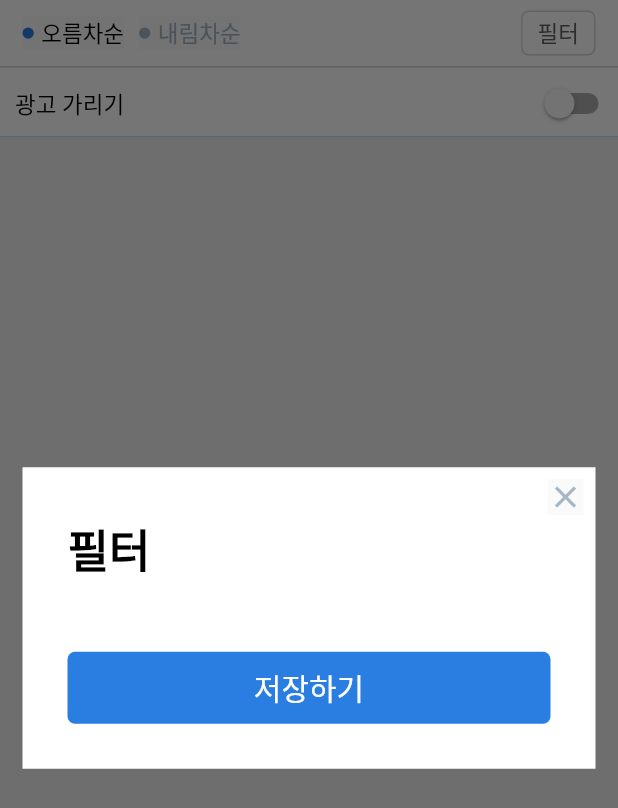
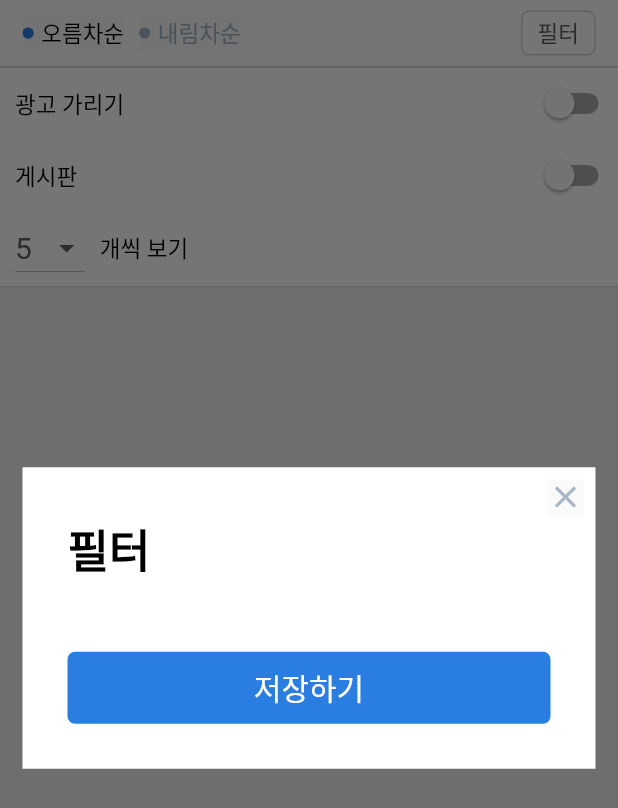
Before and after one commit to joo6077/bloc_api_call, a Flutter app: the screen it shows after launch, after a tap on "필터", on a phone screen of 412 x 824 dp. Shown: the top 808 px of the screen. Run offline on Flutter 3.47's test engine with Material 2 defaults, Android fonts, the light colour scheme and no system bars; our stand-ins replace bloc, dio, equatable, flutter_bloc, retrofit; generated files the repository leaves out were written again; network calls fail.

Commit message:
category name &  filter

```diff
--- a/lib/application/const/variables.dart
+++ b/lib/application/const/variables.dart
@@ -5,5 +5,7 @@ const String TEXT_SAVE = '저장하기';
 const String TEXT_ANSWER = '답변';
 const String TEXT_SPONSOR = 'sponsor';
 const String TEXT_ADS = '광고 가리기';
+const String TEXT_POST = '게시판';
+const String TEXT_LIMIT = '개씩 보기';
 
 const String IMAGE_PATH = 'https://cdn.comento.kr/assignment/';
--- a/lib/main.dart
+++ b/lib/main.dart
@@ -4,6 +4,7 @@ import 'package:comento_task/domain/api/client.dart';
 import 'package:comento_task/domain/dataSources/comento_remote_data_source.dart';
 import 'package:comento_task/domain/repositories/comento_repository.dart';
 import 'package:comento_task/presentation/detail/bloc/detail_bloc.dart';
+import 'package:comento_task/presentation/list/bloc/category/category_bloc.dart';
 import 'package:comento_task/presentation/list/bloc/list/list_bloc.dart';
 import 'package:dio/dio.dart';
 import 'package:flutter/material.dart';
@@ -22,6 +23,9 @@ void main() {
               create: (context) => ListBloc(context.read<ListRepository>())),
           BlocProvider(
               create: (context) => DetailBloc(context.read<ListRepository>())),
+          BlocProvider(
+              create: (context) =>
+                  CategoryBloc(context.read<ListRepository>())),
         ],
         child: MaterialApp(
           theme: ThemeData.light().copyWith(
--- a/lib/presentation/list/bloc/list/list_bloc.dart
+++ b/lib/presentation/list/bloc/list/list_bloc.dart
@@ -1,5 +1,3 @@
-import 'dart:developer';
-
 import 'package:bloc/bloc.dart';
 import 'package:equatable/equatable.dart';
 
@@ -20,14 +18,14 @@ class ListBloc extends Bloc<ListEvent, ListState> {
   final ListRepository _listRepository;
 
   ListPagination _listPagination = ListPagination(
-      categoryIds: [1, 2, 3], page: 1, limit: 10, ord: OrderEnum.asc.value);
+      categoryIds: [1, 2, 3], page: 1, limit: 5, ord: OrderEnum.asc.value);
   Pagination _adsPagination = Pagination(page: 1, limit: 3);
 
   NumberHistory _numberHistory = NumberHistory(
       cardEnum: CardEnum.list, lastListNumber: 0, lastAdsNumber: 0);
 
   void _reset() {
-    _listPagination = _listPagination.copyWith(page: 1, limit: 10);
+    _listPagination = _listPagination.copyWith(page: 1);
     _numberHistory = NumberHistory(
         cardEnum: CardEnum.list, lastListNumber: 0, lastAdsNumber: 0);
   }
@@ -35,8 +33,6 @@ class ListBloc extends Bloc<ListEvent, ListState> {
   Future<FetchResult> _fetch({required int page, required int length}) async {
     final listResult = await _listRepository.getList(_listPagination);
     final linkResult = listResult.data.links;
-
-    inspect(linkResult);
 
     final numbersInfo =
         _generateListNthAds(listResult.data.data.length, length: length);
--- a/lib/presentation/list/list_page.dart
+++ b/lib/presentation/list/list_page.dart
@@ -1,8 +1,10 @@
 import 'package:comento_task/application/const/variables.dart';
 import 'package:comento_task/application/enums/order_enum.dart';
 import 'package:comento_task/application/styles/j_theme.dart';
+import 'package:comento_task/domain/models/category_item_model.dart';
 import 'package:comento_task/presentation/detail/bloc/detail_bloc.dart';
 import 'package:comento_task/presentation/detail/detail_page.dart';
+import 'package:comento_task/presentation/list/bloc/category/category_bloc.dart';
 import 'package:comento_task/presentation/list/bloc/list/list_bloc.dart';
 import 'package:comento_task/presentation/list/widgets/advertisement_card.dart';
 import 'package:comento_task/presentation/list/widgets/category_card.dart';
@@ -23,16 +25,17 @@ class _ListPageState extends State<ListPage> {
   int limit = 5;
   String ord = OrderEnum.asc.value;
   bool isAds = false;
-  bool isPagination = true;
+  bool isPost = false;
+  late final listBloc = context.read<ListBloc>();
 
   @override
   void initState() {
-    final listBloc = context.read<ListBloc>();
     listBloc.add(GetListEvent(
         categoryIds: const [1, 2, 3], page: 1, limit: limit, ord: ord));
+    context.read<CategoryBloc>().add(GetCategoryEvent());
 
     scrollController.addListener(() {
-      if (!isPagination) {
+      if (!isPost) {
         if (!(listBloc.state as LoadedListState).hasReachedMax) {
           if (scrollController.position.maxScrollExtent ==
               scrollController.offset) {
@@ -49,6 +52,18 @@ class _ListPageState extends State<ListPage> {
   void dispose() {
     scrollController.dispose();
     super.dispose();
+  }
+
+  String _categoryIdToName(int id) {
+    final categoryState = context.watch<CategoryBloc>().state;
+    if (categoryState is LoadedCategoryState) {
+      for (var element in categoryState.categories) {
+        if (id == element.id) {
+          return element.name;
+        }
+      }
+    }
+    return id.toString();
   }
 
   @override
@@ -68,7 +83,7 @@ class _ListPageState extends State<ListPage> {
               slivers: [
                 SliverAppBar(
                   floating: true,
-                  toolbarHeight: 91,
+                  toolbarHeight: 191,
                   flexibleSpace: FlexibleSpaceBar(
                       background: Container(
                     color: customColors.surface,
@@ -92,6 +107,60 @@ class _ListPageState extends State<ListPage> {
                                     isAds = value;
                                   });
                                 }),
+                          ],
+                        ),
+                        Row(
+                          mainAxisAlignment: MainAxisAlignment.spaceBetween,
+                          children: [
+                            Padding(
+                              padding: const EdgeInsets.only(left: 10),
+                              child: Text(
+                                TEXT_POST,
+                                style: textTheme.bodyLarge,
+                              ),
+                            ),
+                            Switch(
+                                value: isPost,
+                                onChanged: (value) {
+                                  listBloc.add(GetListEvent(
+                                      categoryIds: const [1, 2, 3],
+                                      page: 1,
+                                      limit: limit,
+                                      ord: ord));
+                                  setState(() {
+                                    isPost = value;
+                                  });
+                                }),
+                          ],
+                        ),
+                        Row(
+                          children: [
+                            const SizedBox(width: 10),
+                            DropdownButton<int>(
+                                value: limit,
+                                items: const [
+                                  DropdownMenuItem<int>(
+                                      value: 5, child: Text('5')),
+                                  DropdownMenuItem<int>(
+                                      value: 10, child: Text('10')),
+                                  DropdownMenuItem<int>(
+                                      value: 15, child: Text('15')),
+                                ],
+                                onChanged: (value) {
+                                  limit = value!;
+                                  listBloc.add(GetListEvent(
+                                      categoryIds: const [1, 2, 3],
+                                      page: 1,
+                                      limit: limit,
+                                      ord: ord));
+                                }),
+                            Padding(
+                              padding: const EdgeInsets.only(left: 10),
+                              child: Text(
+                                TEXT_LIMIT,
+                                style: textTheme.bodyLarge,
+                              ),
+                            ),
                           ],
                         ),
                       ],
@@ -121,7 +190,7 @@ class _ListPageState extends State<ListPage> {
                                 final listsItem =
                                     state.lists[state.numbers[index]];
                                 return CategoryCard(
-                                  name: listsItem.categoryId.toString(),
+                                  name: _categoryIdToName(listsItem.categoryId),
                                   id: listsItem.id.toString(),
                                   userId: listsItem.userId.toString(),
                                   title: listsItem.title.toString(),
@@ -139,19 +208,18 @@ class _ListPageState extends State<ListPage> {
                                 );
                               }
                             } else {
-                              return isPagination
+                              return isPost
                                   ? JPagination(
                                       items: state.links,
                                       onTap: (value) {
-                                        context.read<ListBloc>().add(
-                                            GetListEvent(
-                                                page: value, limit: limit));
+                                        listBloc.add(GetListEvent(
+                                            page: value, limit: limit));
                                       })
                                   : Padding(
                                       padding: const EdgeInsets.symmetric(
                                           vertical: 32),
                                       child: state.hasReachedMax
-                                          ? const Text('end')
+                                          ? const SizedBox()
                                           : const Center(
                                               child:
                                                   CircularProgressIndicator()),
--- a/lib/presentation/list/widgets/filter_modal.dart
+++ b/lib/presentation/list/widgets/filter_modal.dart
@@ -34,15 +34,10 @@ class _FilterModalState extends State<FilterModal> {
   List<int> categoryIds = [];
 
   @override
-  void initState() {
-    context.read<CategoryBloc>().add(GetCategoryEvent());
-    super.initState();
-  }
-
-  @override
   Widget build(BuildContext context) {
     final textTheme = Theme.of(context).textTheme;
     final customColors = Theme.of(context).extension<CustomColors>()!;
+    final categoryState = widget.rootContext.watch<CategoryBloc>().state;
 
     return JModal(
       body: Column(
@@ -73,11 +68,11 @@ class _FilterModalState extends State<FilterModal> {
           ),
           Padding(
             padding: const EdgeInsets.symmetric(horizontal: 30),
-            child: BlocBuilder<CategoryBloc, CategoryState>(
-              builder: (_, state) {
-                if (state is LoadedCategoryState) {
+            child: Builder(
+              builder: (_) {
+                if (categoryState is LoadedCategoryState) {
                   final List<JOptionType<CategoryModel>> filters = [];
-                  for (var element in state.categories) {
+                  for (var element in categoryState.categories) {
                     filters.add(JOptionType<CategoryModel>(
                         name: element.name.toString(),
                         isSelected: false,
```
